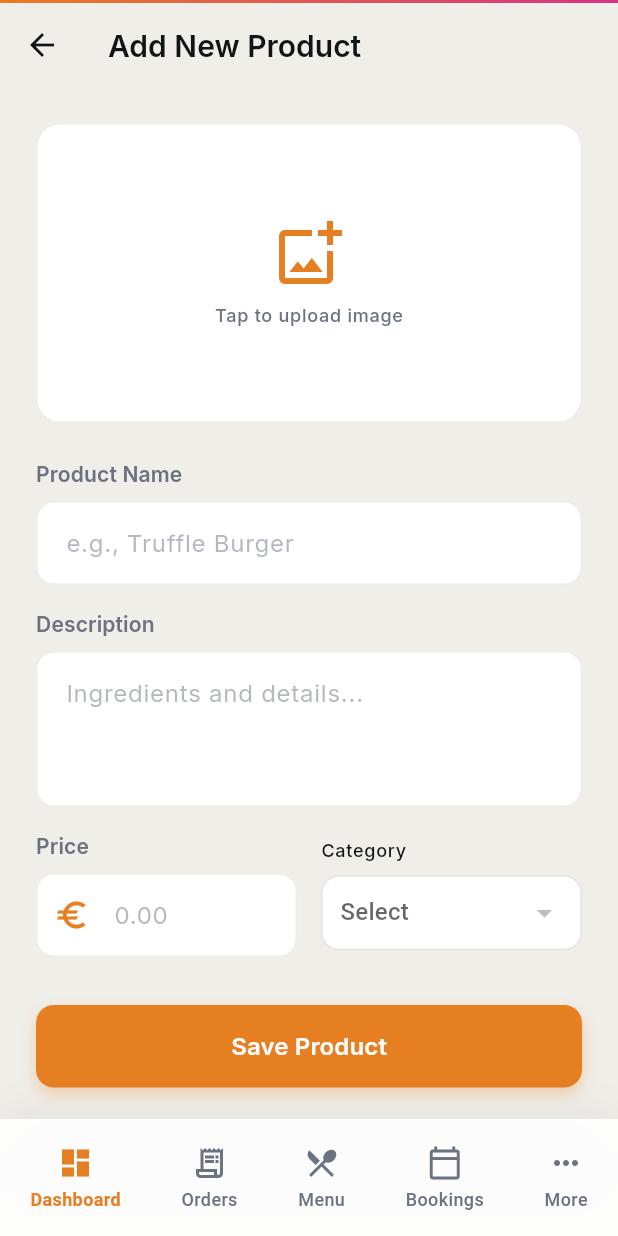
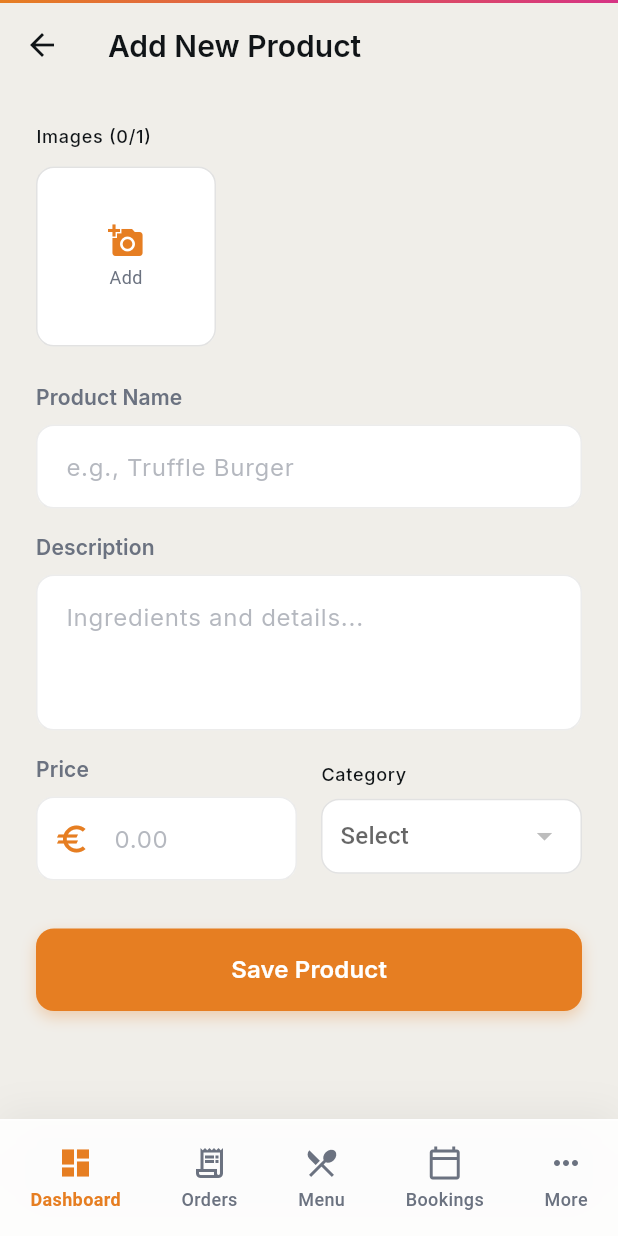
Before and after one commit to HarshRRs/multi-tenent-website-admin-app, a Flutter app: the MenuScreen screen opened by its route, after a tap on the "search" icon, after a tap on the "close" icon, after a tap on "Add Item", on a phone screen of 412 x 824 dp. Run offline on Flutter 3.47's test engine with Material 3 defaults, Android fonts, the phone set to English and light mode, and no system bars; our stand-ins replace audioplayers, connectivity_plus, dio, file_picker, firebase_core, firebase_crashlytics and 10 more; missing offline and left inert: esc_pos_utils_plus, flutter_ringtone_player, print_bluetooth_thermal; accounts and stored records are empty; network calls fail.

Commit message:
feat: Multi-image support and product card fixes

```diff
--- a/lib/features/menu/data/menu_dto.dart
+++ b/lib/features/menu/data/menu_dto.dart
@@ -27,6 +27,7 @@ MenuItem menuItemFromJson(Map<String, dynamic> json) {
     description: json['description'] ?? '',
     price: (json['price'] as num?)?.toDouble() ?? 0.0,
     imageUrl: json['imageUrl'] ?? '',
+    images: (json['images'] as List<dynamic>?)?.map((e) => e.toString()).toList() ?? [],
     isAvailable: json['isAvailable'] ?? true,
     categoryId: json['categoryId'] ?? '',
   );
@@ -39,6 +40,7 @@ Map<String, dynamic> menuItemToJson(MenuItem item) {
     'description': item.description,
     'price': item.price,
     'imageUrl': item.imageUrl,
+    'images': item.images,
     'isAvailable': item.isAvailable,
     'categoryId': item.categoryId,
   };
--- a/lib/features/menu/domain/menu_models.dart
+++ b/lib/features/menu/domain/menu_models.dart
@@ -11,6 +11,7 @@ class MenuItem {
   final String description;
   final double price;
   final String imageUrl;
+  final List<String> images;
   final bool isAvailable;
   final String categoryId;
 
@@ -20,6 +21,7 @@ class MenuItem {
     required this.description,
     required this.price,
     required this.imageUrl,
+    this.images = const [],
     required this.isAvailable,
     required this.categoryId,
   });
@@ -31,6 +33,7 @@ class MenuItem {
       description: description,
       price: price,
       imageUrl: imageUrl,
+      images: images,
       isAvailable: isAvailable ?? this.isAvailable,
       categoryId: categoryId,
     );
--- a/lib/features/menu/presentation/add_edit_product_screen.dart
+++ b/lib/features/menu/presentation/add_edit_product_screen.dart
@@ -12,6 +12,7 @@ import 'package:rockster/features/menu/domain/menu_models.dart';
 import 'package:rockster/features/menu/presentation/menu_provider.dart';
 import 'package:rockster/features/menu/data/menu_service.dart';
 import 'package:rockster/core/providers/providers.dart';
+import 'package:rockster/features/auth/presentation/auth_provider.dart';
 
 class AddEditProductScreen extends ConsumerStatefulWidget {
   final String? productId;
@@ -33,8 +34,8 @@ class _AddEditProductScreenState extends ConsumerState<AddEditProductScreen> {
 
   // Image handling
   final ImagePicker _picker = ImagePicker();
-  XFile? _pickedFile;
-  String? _currentImageUrl;
+  final List<XFile> _pickedImages = [];
+  List<String> _currentImages = []; // URLs of existing images
 
   @override
   void initState() {
@@ -51,23 +52,53 @@ class _AddEditProductScreenState extends ConsumerState<AddEditProductScreen> {
         _descriptionController.text = product.description;
         _priceController.text = product.price.toString();
         _selectedCategory = product.categoryId;
-        _currentImageUrl = product.imageUrl;
+
+        // Load images
+        if (product.images.isNotEmpty) {
+            _currentImages = List.from(product.images);
+        } else if (product.imageUrl.isNotEmpty) {
+            _currentImages = [product.imageUrl];
+        }
       }
     }
   }
 
+  int get _maxImages {
+      final user = ref.read(authNotifierProvider).user;
+      final type = user?.businessType?.toLowerCase() ?? 'restaurant';
+      return (type == 'restaurant') ? 1 : 4;
+  }
+
   Future<void> _pickImage() async {
+    final currentCount = _currentImages.length + _pickedImages.length;
+    final limit = _maxImages;
+
+    if (currentCount >= limit) {
+        ScaffoldMessenger.of(context).showSnackBar(SnackBar(content: Text('Maximum $limit images allowed for your business type.')));
+        return;
+    }
+
     try {
       final XFile? image = await _picker.pickImage(source: ImageSource.gallery);
       if (image != null) {
         setState(() {
-          _pickedFile = image;
+          _pickedImages.add(image);
         });
       }
     } catch (e) {
       if (!mounted) return;
       ScaffoldMessenger.of(context).showSnackBar(SnackBar(content: Text('Error picking image: $e')));
     }
+  }
+
+  void _removeImage(int index, bool isExisting) {
+      setState(() {
+          if (isExisting) {
+              _currentImages.removeAt(index);
+          } else {
+              _pickedImages.removeAt(index);
+          }
+      });
   }
 
   Future<void> _handleSave() async {
@@ -81,22 +112,28 @@ class _AddEditProductScreenState extends ConsumerState<AddEditProductScreen> {
 
       setState(() => _isLoading = true);
       try {
-        String finalImageUrl = _currentImageUrl ?? '';
+        List<String> finalImages = List.from(_currentImages);
 
-        // 1. Upload Image if new one picked
-        if (_pickedFile != null) {
-            final menuService = ref.read(menuServiceProvider); // Get service directly for upload
-            finalImageUrl = await menuService.uploadImage(_pickedFile);
+        // 1. Upload new videos
+        if (_pickedImages.isNotEmpty) {
+            final menuService = ref.read(menuServiceProvider);
+            for (var img in _pickedImages) {
+                final url = await menuService.uploadImage(img);
+                finalImages.add(url);
             }
+        }
+
+        String mainImageUrl = finalImages.isNotEmpty ? finalImages.first : '';
 
         // 2. Create Object
         final product = MenuItem(
-            id: widget.productId ?? '', // Empty for new
+            id: widget.productId ?? '',
             name: _nameController.text,
             description: _descriptionController.text,
             price: double.parse(_priceController.text),
             categoryId: _selectedCategory!,
-            imageUrl: finalImageUrl,
+            imageUrl: mainImageUrl, // Backward compatibility
+            images: finalImages,    // Multi-image support
             isAvailable: true,
         );
 
@@ -142,6 +179,8 @@ class _AddEditProductScreenState extends ConsumerState<AddEditProductScreen> {
     final isEditing = widget.productId != null;
     final menuState = ref.watch(menuProvider);
     final categories = menuState.categories;
+    final maxImages = _maxImages;
+    final currentCount = _currentImages.length + _pickedImages.length;
 
     return Scaffold(
       appBar: AppBar(
@@ -158,33 +197,56 @@ class _AddEditProductScreenState extends ConsumerState<AddEditProductScreen> {
           child: Column(
             crossAxisAlignment: CrossAxisAlignment.stretch,
             children: [
-              // Image Picker
+              // Image Gallery / Picker
+              Text('Images ($currentCount/$maxImages)', style: AppTextStyles.labelMedium.copyWith(color: AppColors.deepInk)),
+              const SizedBox(height: 12),
+
+              SizedBox(
+                  height: 120,
+                  child: ListView(
+                      scrollDirection: Axis.horizontal,
+                      children: [
+                          // Add Button
+                          if (currentCount < maxImages)
                             GestureDetector(
                                 onTap: _pickImage,
                                 child: Container(
-                  height: 200,
-                  clipBehavior: Clip.hardEdge,
+                                    width: 120,
+                                    margin: const EdgeInsets.only(right: 12),
                                     decoration: BoxDecoration(
                                         color: AppColors.surfaceLight,
-                    borderRadius: BorderRadius.circular(16),
-                    border: Border.all(color: Colors.grey.withValues(alpha: 0.2)),
+                                        borderRadius: BorderRadius.circular(12),
+                                        border: Border.all(color: Colors.grey.withValues(alpha: 0.3)),
                                     ),
-                  child: _pickedFile != null
-                    ? (kIsWeb
-                        ? Image.network(_pickedFile!.path, fit: BoxFit.cover)
-                        : Image.file(File(_pickedFile!.path), fit: BoxFit.cover))
-                    : (_currentImageUrl != null && _currentImageUrl!.isNotEmpty
-                        ? Image.network(_currentImageUrl!, fit: BoxFit.cover, errorBuilder: (c,e,s) => const Icon(Icons.broken_image))
-                        : Center(
-                            child: Column(
+                                    child: const Column(
                                         mainAxisAlignment: MainAxisAlignment.center,
                                         children: [
-                                Icon(Icons.add_photo_alternate_outlined, size: 48, color: AppColors.primaryLight),
-                                const SizedBox(height: 8),
-                                Text('Tap to upload image', style: AppTextStyles.labelMedium.copyWith(color: AppColors.textSecondaryLight)),
+                                            Icon(Icons.add_a_photo, color: AppColors.primaryLight),
+                                            SizedBox(height: 4),
+                                            Text('Add', style: TextStyle(color: AppColors.textSecondaryLight, fontSize: 12)),
                                         ],
                                     ),
-                            )),
+                                ),
+                            ),
+
+                          // Existing Images
+                          ..._currentImages.asMap().entries.map((entry) {
+                              return _buildImageItem(
+                                  child: Image.network(entry.value, fit: BoxFit.cover),
+                                  onDelete: () => _removeImage(entry.key, true),
+                              );
+                          }),
+
+                          // New Images
+                          ..._pickedImages.asMap().entries.map((entry) {
+                              return _buildImageItem(
+                                  child: kIsWeb
+                                    ? Image.network(entry.value.path, fit: BoxFit.cover)
+                                    : Image.file(File(entry.value.path), fit: BoxFit.cover),
+                                  onDelete: () => _removeImage(entry.key, false),
+                              );
+                          }),
+                      ],
                   ),
               ),
               const SizedBox(height: 24),
@@ -276,4 +338,37 @@ class _AddEditProductScreenState extends ConsumerState<AddEditProductScreen> {
       ),
     );
   }
+
+  Widget _buildImageItem({required Widget child, required VoidCallback onDelete}) {
+      return Container(
+          width: 120,
+          margin: const EdgeInsets.only(right: 12),
+          clipBehavior: Clip.hardEdge,
+          decoration: BoxDecoration(
+              borderRadius: BorderRadius.circular(12),
+              border: Border.all(color: Colors.grey.withValues(alpha: 0.2)),
+          ),
+          child: Stack(
+              fit: StackFit.expand,
+              children: [
+                  child,
+                  Positioned(
+                      top: 4,
+                      right: 4,
+                      child: GestureDetector(
+                          onTap: onDelete,
+                          child: Container(
+                              padding: const EdgeInsets.all(4),
+                              decoration: const BoxDecoration(
+                                  color: Colors.white,
+                                  shape: BoxShape.circle,
+                              ),
+                              child: const Icon(Icons.close, size: 16, color: Colors.red),
+                          ),
+                      ),
+                  ),
+              ],
+          ),
+      );
   }
+}
--- a/lib/features/menu/presentation/widgets/product_card.dart
+++ b/lib/features/menu/presentation/widgets/product_card.dart
@@ -110,7 +110,7 @@ class ProductCard extends StatelessWidget {
                       ),
                     ),
                     Text(
-                      '€\${product.price}',
+                      '€${product.price.toStringAsFixed(2)}',
                       style: AppTextStyles.labelLarge.copyWith(color: AppColors.primaryLight),
                     ),
                   ],
```
Also changed, not shown: 2 other files. Lines whose indentation alone changed are shown as unchanged.
